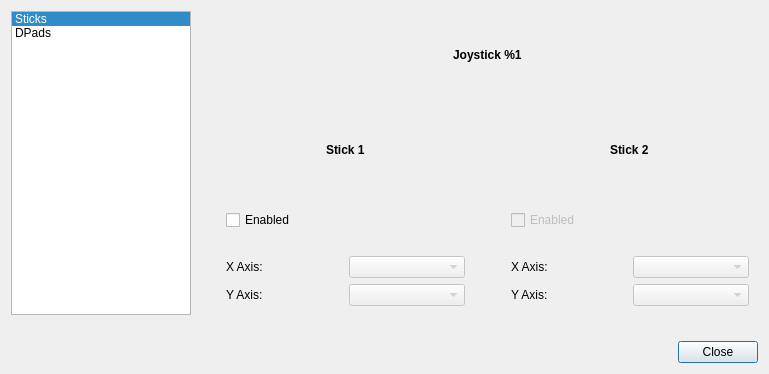
AntiMicroX/antimicrox, file src/advancestickassignmentdialog.ui: the form before one commit.
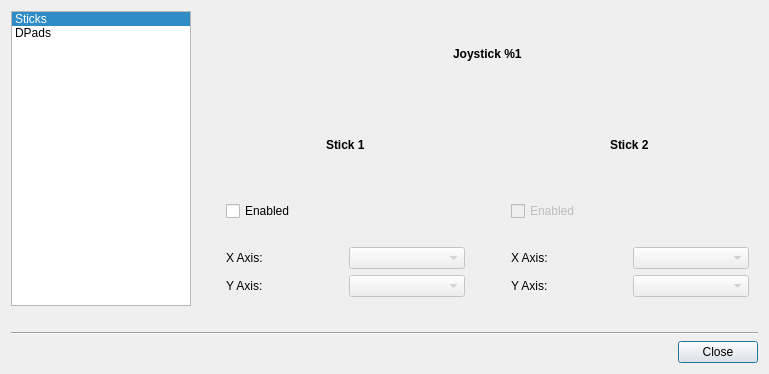
The form after the commit.

Commit message: Made some small changes to some layouts.

```diff
--- a/src/advancestickassignmentdialog.ui
+++ b/src/advancestickassignmentdialog.ui
@@ -462,6 +462,13 @@
      </property>
     </spacer>
    </item>
+   <item>
+    <widget class="Line" name="line">
+     <property name="orientation">
+      <enum>Qt::Horizontal</enum>
+     </property>
+    </widget>
+   </item>
    <item>
     <widget class="QDialogButtonBox" name="buttonBox">
      <property name="orientation">
```
The commit also changes 3 other files.
